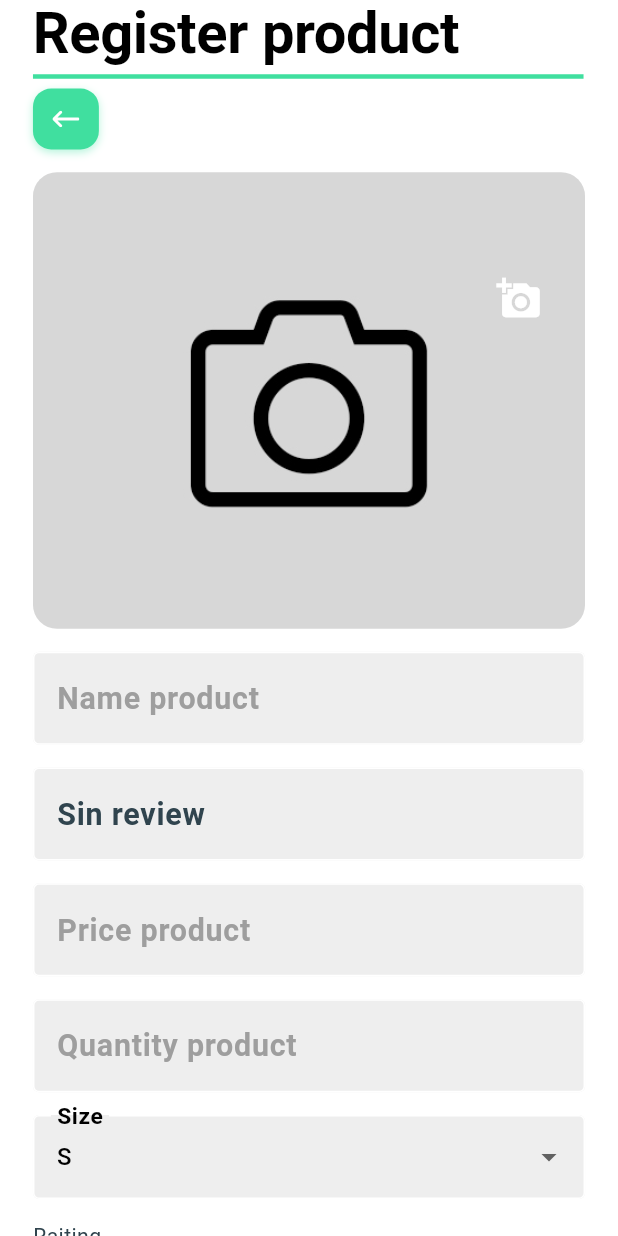
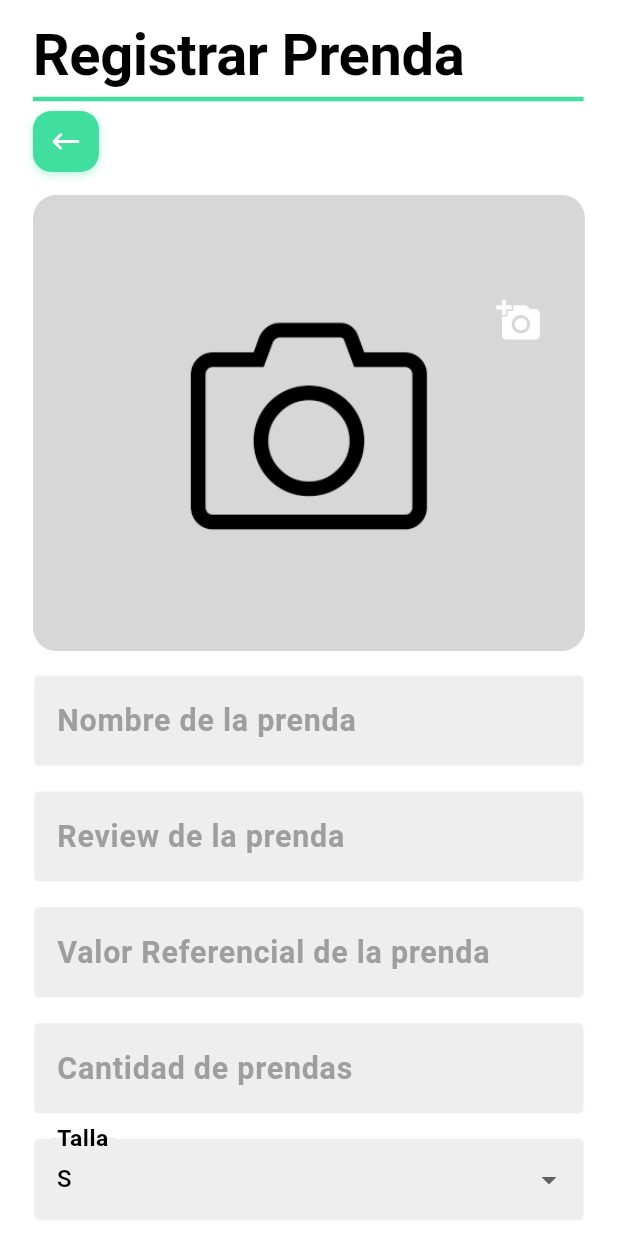
Before and after one commit to Isnotcristhianr/SwapMe---Code-0, a Flutter app: the RegisterProductScreen screen opened directly, on a phone screen of 412 x 824 dp. Run offline on Flutter 3.47's test engine with Material 2 defaults, Android fonts, the phone set to English and light mode, and no system bars; our stand-ins replace carousel_slider, cloud_firestore, firebase_auth, firebase_core, firebase_storage, flutter_animate and 7 more; missing offline and left inert: flutter_facebook_auth; accounts and stored records are empty; generated files the repository leaves out were written again; Roboto replaces fonts that are missing (Poppins); project files that could hold a hidden picture were left out.

```diff
--- a/lib/app/modules/product_details/controllers/product_details_controller.dart
+++ b/lib/app/modules/product_details/controllers/product_details_controller.dart
@@ -1,3 +1,5 @@
+// ignore_for_file: prefer_interpolation_to_compose_strings, prefer_adjacent_string_concatenation
+
 import 'dart:io';
 
 import 'package:cloud_firestore/cloud_firestore.dart';
@@ -63,10 +65,11 @@ class ProductDetailsController extends GetxController {
       UserModel owner = UserModel.fromFirebase(value, null);
       phone = owner.phone;
       if (phone == null) {
-        messageToDisplay = 'The owner dont have phone';
+        messageToDisplay = 'El dueño no tiene telefono registrado';
         return false;
       }
-      message = '$message ${owner.name} ${owner.lastName}';
+      // ignore:
+      message = '$message ${owner.name} ${owner.lastName}'  + ' me interesa tu producto ${product.name}.' + ' ¿Podemos acordar un intercambio? 🤔';
       Uri url = getUrl(phone: phone, message: message);
       if (await canLaunchUrl(url)) {
         await launchUrl(url);
--- a/lib/app/modules/products/views/register_product.dart
+++ b/lib/app/modules/products/views/register_product.dart
@@ -19,7 +19,7 @@ class RegisterProductScreen extends GetView<ProductController> {
 
   final controllerName = TextEditingController();
   final controllerImage = TextEditingController();
-  final controllerReview = TextEditingController(text: 'Sin review');
+  final controllerReview = TextEditingController();
   final controllerPrice = TextEditingController();
   final controllerQuantity = TextEditingController();
   final controllerRaiting = TextEditingController(text: '1.0');
@@ -39,8 +39,9 @@ class RegisterProductScreen extends GetView<ProductController> {
           physics: const ClampingScrollPhysics(),
           child: Column(
             children: [
+              const SizedBox(height: 15),
               const ScreenTitle(
-                title: 'Register product',
+                title: 'Registrar Prenda',
                 dividerEndIndent: 1,
               ),
               Form(
@@ -63,11 +64,11 @@ class RegisterProductScreen extends GetView<ProductController> {
                     SizedBox(height: 15.h),
                     MyTextField(
                       controller: controllerName,
-                      hintText: 'Name product',
+                      hintText: 'Nombre de la prenda',
                       obscureText: false,
                       validator: (p0) {
                         if (p0 == null || p0.isEmpty) {
-                          return 'Enter some any text';
+                          return 'Ingrese un nombre de prenda';
                         }
                         return null;
                       },
@@ -75,11 +76,11 @@ class RegisterProductScreen extends GetView<ProductController> {
                     SizedBox(height: 15.h),
                     MyTextField(
                       controller: controllerReview,
-                      hintText: 'Review product',
+                      hintText: 'Review de la prenda',
                       obscureText: false,
                       validator: (p0) {
                         if (p0 == null || p0.isEmpty) {
-                          return 'Enter some any text';
+                          return 'Ingrese un review de la prenda';
                         }
                         return null;
                       },
@@ -87,28 +88,28 @@ class RegisterProductScreen extends GetView<ProductController> {
                     SizedBox(height: 15.h),
                     MyTextField(
                       controller: controllerPrice,
-                      hintText: 'Price product',
+                      hintText: 'Valor Referencial de la prenda',
                       obscureText: false,
                       maxLength: 6,
                       validator: (p0) {
                         if (p0 == null || p0.isEmpty) {
-                          return 'Enter some any text';
+                          return 'Ingrese un valor referencial de la prenda';
                         }
-                        if (!p0.isNumericOnly) return 'Enter only numbers';
+                        if (!p0.isNumericOnly) return 'Ingrese solo numeros';
                         return null;
                       },
                     ),
                     SizedBox(height: 15.h),
                     MyTextField(
                       controller: controllerQuantity,
-                      hintText: 'Quantity product',
+                      hintText: 'Cantidad de prendas',
                       obscureText: false,
                       maxLength: 3,
                       validator: (p0) {
                         if (p0 == null || p0.isEmpty) {
-                          return 'Enter some any text';
+                          return 'Ingrese una cantidad de prendas';
                         }
-                        if (!p0.isNumericOnly) return 'Enter only numbers';
+                        if (!p0.isNumericOnly) return 'Ingrese solo numeros';
                         return null;
                       },
                     ),
@@ -116,7 +117,7 @@ class RegisterProductScreen extends GetView<ProductController> {
                     DropdownButtonFormField<String>(
                       value: controllerSize.text,
                       decoration: InputDecoration(
-                        labelText: 'Size',
+                        labelText: 'Talla',
                         enabledBorder: const OutlineInputBorder(
                           borderSide: BorderSide(color: Colors.white),
                         ),
@@ -145,7 +146,7 @@ class RegisterProductScreen extends GetView<ProductController> {
                     Column(
                       crossAxisAlignment: CrossAxisAlignment.start,
                       children: [
-                        const Text('Raiting'),
+                        const Text('Evaluación de la prenda'),
                         Center(
                           child: RatingBar.builder(
                             initialRating: double.parse(controllerRaiting.text),
@@ -208,7 +209,7 @@ class RegisterProductScreen extends GetView<ProductController> {
                                 Get.offAndToNamed(Routes.BASE);
                               }
                             },
-                            text: 'Register Swap',
+                            text: 'Intercambiar',
                           )
                     : const SizedBox(),
               )
--- a/pubspec.yaml
+++ b/pubspec.yaml
@@ -46,9 +46,9 @@ dev_dependencies:
 flutter_icons:
   android: "launcher_icon"
   ios: true
-  image_path: "assets/images/logorenew.png"
+  image_path: "assets/images/icon.png"
   adaptive_icon_background: "#FFFFFF"
-  adaptive_icon_foreground: "assets/images/logorenew.png"
+  adaptive_icon_foreground: "assets/images/icon.png"
 
 
 flutter:
```
Also changed, not shown: assets/images/icon.png (added).
